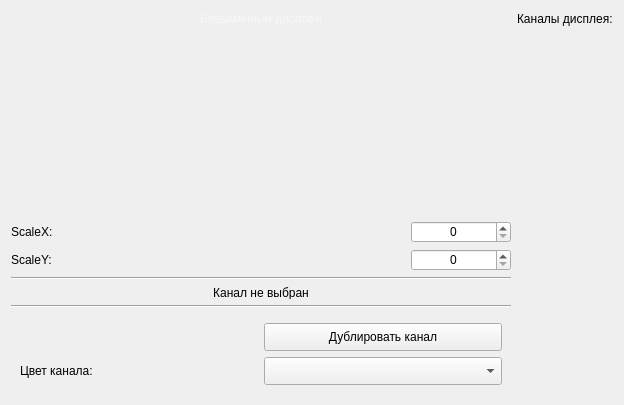
YegorR/Oscilloscope, file Oscilloscope/simplescope.ui: the form before one commit.
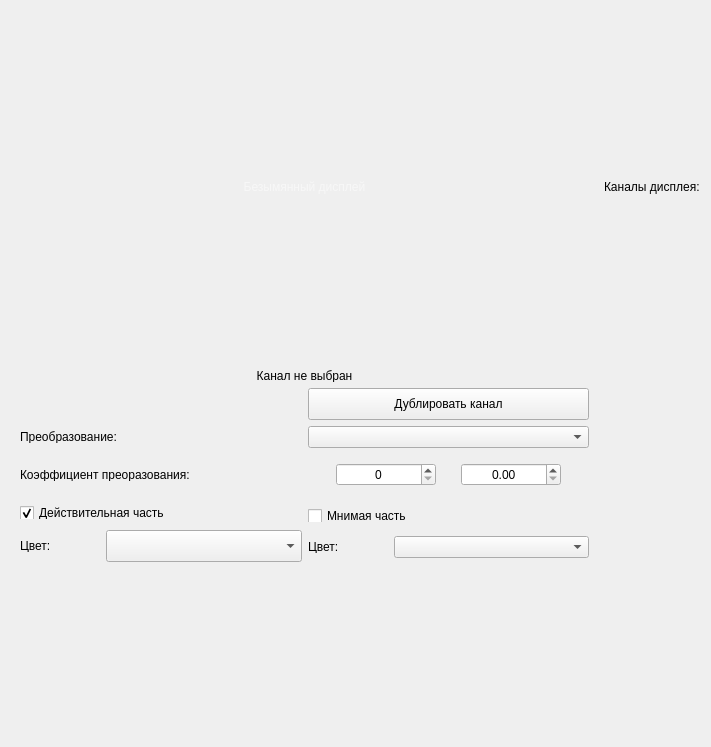
The form after the commit. Custom widgets are drawn as their Qt base class.

What changed in the file:
```diff
--- a/Oscilloscope/simplescope.ui
+++ b/Oscilloscope/simplescope.ui
@@ -6,8 +6,8 @@
    <rect>
     <x>0</x>
     <y>0</y>
-    <width>624</width>
-    <height>405</height>
+    <width>711</width>
+    <height>747</height>
    </rect>
   </property>
   <property name="windowTitle">
@@ -16,7 +16,289 @@
   <property name="autoFillBackground">
    <bool>false</bool>
   </property>
+  <property name="styleSheet">
+   <string notr="true"/>
+  </property>
   <layout class="QGridLayout" name="gridLayout" rowstretch="0,0" columnstretch="0,0">
+   <item row="1" column="1">
+    <layout class="QVBoxLayout" name="channelsLayout">
+     <property name="spacing">
+      <number>-1</number>
+     </property>
+     <property name="sizeConstraint">
+      <enum>QLayout::SetMinimumSize</enum>
+     </property>
+     <property name="leftMargin">
+      <number>0</number>
+     </property>
+    </layout>
+   </item>
+   <item row="1" column="0">
+    <layout class="QVBoxLayout" name="verticalLayout_3">
+     <item>
+      <layout class="QVBoxLayout" name="DisplayLayout"/>
+     </item>
+     <item>
+      <widget class="QLabel" name="channelName">
+       <property name="maximumSize">
+        <size>
+         <width>16777215</width>
+         <height>13</height>
+        </size>
+       </property>
+       <property name="text">
+        <string>Канал не выбран</string>
+       </property>
+       <property name="textFormat">
+        <enum>Qt::AutoText</enum>
+       </property>
+       <property name="scaledContents">
+        <bool>false</bool>
+       </property>
+       <property name="alignment">
+        <set>Qt::AlignCenter</set>
+       </property>
+      </widget>
+     </item>
+     <item>
+      <widget class="QWidget" name="channelController" native="true">
+       <property name="maximumSize">
+        <size>
+         <width>16777215</width>
+         <height>180</height>
+        </size>
+       </property>
+       <layout class="QGridLayout" name="channelSettings">
+        <property name="topMargin">
+         <number>0</number>
+        </property>
+        <property name="bottomMargin">
+         <number>0</number>
+        </property>
+        <item row="1" column="0">
+         <widget class="QLabel" name="label_5">
+          <property name="maximumSize">
+           <size>
+            <width>16777215</width>
+            <height>13</height>
+           </size>
+          </property>
+          <property name="text">
+           <string>Преобразование:</string>
+          </property>
+         </widget>
+        </item>
+        <item row="1" column="1">
+         <widget class="QComboBox" name="transormateType"/>
+        </item>
+        <item row="0" column="1">
+         <widget class="QPushButton" name="createDublicate">
+          <property name="maximumSize">
+           <size>
+            <width>16777215</width>
+            <height>32</height>
+           </size>
+          </property>
+          <property name="text">
+           <string>Дублировать канал</string>
+          </property>
+         </widget>
+        </item>
+        <item row="2" column="0">
+         <widget class="QLabel" name="TransformLabel">
+          <property name="maximumSize">
+           <size>
+            <width>16777215</width>
+            <height>13</height>
+           </size>
+          </property>
+          <property name="text">
+           <string>Коэффициент преоразования:</string>
+          </property>
+         </widget>
+        </item>
+        <item row="4" column="1">
+         <widget class="QWidget" name="ImgLayout" native="true">
+          <property name="enabled">
+           <bool>true</bool>
+          </property>
+          <layout class="QVBoxLayout" name="verticalLayout_2">
+           <property name="leftMargin">
+            <number>0</number>
+           </property>
+           <property name="topMargin">
+            <number>0</number>
+           </property>
+           <property name="rightMargin">
+            <number>0</number>
+           </property>
+           <property name="bottomMargin">
+            <number>0</number>
+           </property>
+           <item>
+            <widget class="QCheckBox" name="ShowImg">
+             <property name="maximumSize">
+              <size>
+               <width>16777215</width>
+               <height>13</height>
+              </size>
+             </property>
+             <property name="layoutDirection">
+              <enum>Qt::LeftToRight</enum>
+             </property>
+             <property name="text">
+              <string>Мнимая часть</string>
+             </property>
+             <property name="checkable">
+              <bool>true</bool>
+             </property>
+             <property name="checked">
+              <bool>false</bool>
+             </property>
+             <property name="autoRepeat">
+              <bool>false</bool>
+             </property>
+             <property name="autoExclusive">
+              <bool>false</bool>
+             </property>
+             <property name="tristate">
+              <bool>false</bool>
+             </property>
+            </widget>
+           </item>
+           <item>
+            <layout class="QHBoxLayout" name="horizontalLayout_4">
+             <item>
+              <widget class="QLabel" name="label_6">
+               <property name="maximumSize">
+                <size>
+                 <width>80</width>
+                 <height>13</height>
+                </size>
+               </property>
+               <property name="text">
+                <string>Цвет:</string>
+               </property>
+              </widget>
+             </item>
+             <item>
+              <widget class="QComboBox" name="ColorImg"/>
+             </item>
+            </layout>
+           </item>
+          </layout>
+         </widget>
+        </item>
+        <item row="4" column="0">
+         <widget class="QWidget" name="RealLayout" native="true">
+          <layout class="QVBoxLayout" name="verticalLayout">
+           <property name="leftMargin">
+            <number>0</number>
+           </property>
+           <property name="topMargin">
+            <number>0</number>
+           </property>
+           <property name="rightMargin">
+            <number>0</number>
+           </property>
+           <property name="bottomMargin">
+            <number>0</number>
+           </property>
+           <item>
+            <widget class="QCheckBox" name="ShowReal">
+             <property name="maximumSize">
+              <size>
+               <width>16777215</width>
+               <height>13</height>
+              </size>
+             </property>
+             <property name="text">
+              <string>Действительная часть</string>
+             </property>
+             <property name="checked">
+              <bool>true</bool>
+             </property>
+            </widget>
+           </item>
+           <item>
+            <layout class="QHBoxLayout" name="horizontalLayout">
+             <item>
+              <widget class="QLabel" name="label_2">
+               <property name="maximumSize">
+                <size>
+                 <width>80</width>
+                 <height>13</height>
+                </size>
+               </property>
+               <property name="text">
+                <string>Цвет:</string>
+               </property>
+              </widget>
+             </item>
+             <item>
+              <widget class="QComboBox" name="ColorReal">
+               <property name="enabled">
+                <bool>true</bool>
+               </property>
+               <property name="maximumSize">
+                <size>
+                 <width>16777215</width>
+                 <height>32</height>
+                </size>
+               </property>
+               <property name="editable">
+                <bool>false</bool>
+               </property>
+               <property name="frame">
+                <bool>true</bool>
+               </property>
+              </widget>
+             </item>
+            </layout>
+           </item>
+          </layout>
+         </widget>
+        </item>
+        <item row="2" column="1">
+         <widget class="QWidget" name="TransformSpins" native="true">
+          <layout class="QHBoxLayout" name="TransformSpinLayout">
+           <item>
+            <widget class="QSpinBox" name="TransformSpinInt">
+             <property name="maximumSize">
+              <size>
+               <width>100</width>
+               <height>16777215</height>
+              </size>
+             </property>
+             <property name="alignment">
+              <set>Qt::AlignCenter</set>
+             </property>
+            </widget>
+           </item>
+           <item>
+            <widget class="QDoubleSpinBox" name="TransformSpinDouble">
+             <property name="maximumSize">
+              <size>
+               <width>100</width>
+               <height>16777215</height>
+              </size>
+             </property>
+             <property name="alignment">
+              <set>Qt::AlignCenter</set>
+             </property>
+             <property name="singleStep">
+              <double>0.100000000000000</double>
+             </property>
+            </widget>
+           </item>
+          </layout>
+         </widget>
+        </item>
+       </layout>
+      </widget>
+     </item>
+    </layout>
+   </item>
    <item row="0" column="0">
     <widget class="QLineEdit" name="DisplayName">
      <property name="mouseTracking">
@@ -79,204 +361,8 @@
      </property>
     </widget>
    </item>
-   <item row="1" column="0">
-    <layout class="QVBoxLayout" name="verticalLayout_3">
-     <item>
-      <widget class="QCustomPlot" name="Display" native="true">
-       <property name="minimumSize">
-        <size>
-         <width>0</width>
-         <height>0</height>
-        </size>
-       </property>
-       <property name="maximumSize">
-        <size>
-         <width>16777215</width>
-         <height>16777215</height>
-        </size>
-       </property>
-      </widget>
-     </item>
-     <item>
-      <layout class="QVBoxLayout" name="verticalLayout">
-       <item>
-        <layout class="QHBoxLayout" name="horizontalLayout_2">
-         <item>
-          <widget class="QLabel" name="label_3">
-           <property name="text">
-            <string>ScaleX:</string>
-           </property>
-          </widget>
-         </item>
-         <item>
-          <widget class="QSpinBox" name="scaleX">
-           <property name="maximumSize">
-            <size>
-             <width>100</width>
-             <height>16777215</height>
-            </size>
-           </property>
-           <property name="autoFillBackground">
-            <bool>false</bool>
-           </property>
-           <property name="styleSheet">
-            <string notr="true">Color: black</string>
-           </property>
-           <property name="wrapping">
-            <bool>false</bool>
-           </property>
-           <property name="frame">
-            <bool>true</bool>
-           </property>
-           <property name="alignment">
-            <set>Qt::AlignCenter</set>
-           </property>
-           <property name="buttonSymbols">
-            <enum>QAbstractSpinBox::UpDownArrows</enum>
-           </property>
-           <property name="specialValueText">
-            <string/>
-           </property>
-           <property name="suffix">
-            <string/>
-           </property>
-           <property name="prefix">
-            <string/>
-           </property>
-          </widget>
-         </item>
-        </layout>
-       </item>
-       <item>
-        <layout class="QHBoxLayout" name="horizontalLayout_3">
-         <item>
-          <widget class="QLabel" name="label_4">
-           <property name="text">
-            <string>ScaleY:</string>
-           </property>
-          </widget>
-         </item>
-         <item>
-          <widget class="QSpinBox" name="scaleY">
-           <property name="maximumSize">
-            <size>
-             <width>100</width>
-             <height>16777215</height>
-            </size>
-           </property>
-           <property name="styleSheet">
-            <string notr="true">Color: black;</string>
-           </property>
-           <property name="alignment">
-            <set>Qt::AlignCenter</set>
-           </property>
-          </widget>
-         </item>
-        </layout>
-       </item>
-      </layout>
-     </item>
-     <item>
-      <widget class="Line" name="line">
-       <property name="font">
-        <font>
-         <pointsize>9</pointsize>
-        </font>
-       </property>
-       <property name="orientation">
-        <enum>Qt::Horizontal</enum>
-       </property>
-      </widget>
-     </item>
-     <item>
-      <widget class="QLabel" name="channelName">
-       <property name="maximumSize">
-        <size>
-         <width>16777215</width>
-         <height>13</height>
-        </size>
-       </property>
-       <property name="text">
-        <string>Канал не выбран</string>
-       </property>
-       <property name="alignment">
-        <set>Qt::AlignCenter</set>
-       </property>
-      </widget>
-     </item>
-     <item>
-      <widget class="Line" name="line_2">
-       <property name="orientation">
-        <enum>Qt::Horizontal</enum>
-       </property>
-      </widget>
-     </item>
-     <item>
-      <widget class="QWidget" name="channelController" native="true">
-       <property name="maximumSize">
-        <size>
-         <width>16777215</width>
-         <height>80</height>
-        </size>
-       </property>
-       <layout class="QGridLayout" name="channelSettings">
-        <item row="1" column="0">
-         <widget class="QLabel" name="label_2">
-          <property name="maximumSize">
-           <size>
-            <width>16777215</width>
-            <height>32</height>
-           </size>
-          </property>
-          <property name="text">
-           <string>Цвет канала:</string>
-          </property>
-         </widget>
-        </item>
-        <item row="1" column="1">
-         <widget class="QComboBox" name="color">
-          <property name="maximumSize">
-           <size>
-            <width>16777215</width>
-            <height>32</height>
-           </size>
-          </property>
-          <property name="editable">
-           <bool>false</bool>
-          </property>
-          <property name="frame">
-           <bool>true</bool>
-          </property>
-         </widget>
-        </item>
-        <item row="0" column="1">
-         <widget class="QPushButton" name="createDublicate">
-          <property name="maximumSize">
-           <size>
-            <width>16777215</width>
-            <height>32</height>
-           </size>
-          </property>
-          <property name="text">
-           <string>Дублировать канал</string>
-          </property>
-         </widget>
-        </item>
-       </layout>
-      </widget>
-     </item>
-    </layout>
-   </item>
   </layout>
  </widget>
- <customwidgets>
-  <customwidget>
-   <class>QCustomPlot</class>
-   <extends>QWidget</extends>
-   <header>qcustomplot.h</header>
-   <container>1</container>
-  </customwidget>
- </customwidgets>
  <resources/>
  <connections/>
 </ui>
```
Left out of the diff: 16 changed lines with no effect on the pictures.
